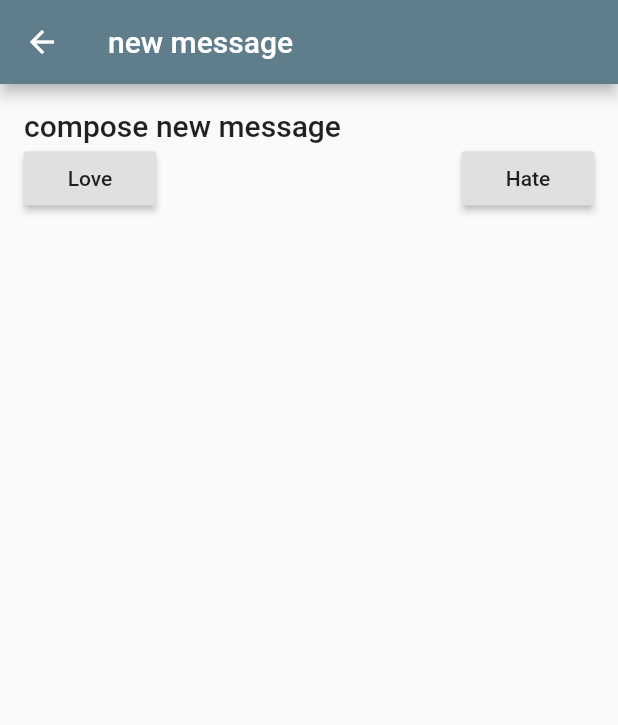
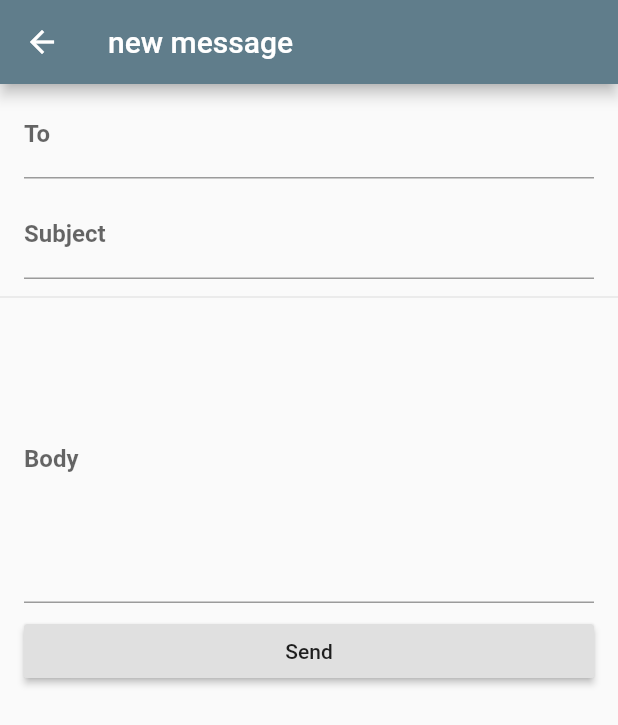
Before and after one commit to rLukes/my_mailclient, a Flutter app: the screen it shows after launch, after a tap on the "add" icon, on a phone screen of 412 x 824 dp. Shown: the top 725 px of the screen. Run offline on Flutter 3.47's test engine with Material 2 defaults, Android fonts, the phone set to English and light mode, and no system bars; generated files the repository leaves out were written again; network calls fail.

Commit message:
added a form to create a new message

```diff
--- a/lib/compose_button.dart
+++ b/lib/compose_button.dart
@@ -1,23 +1,29 @@
 import 'package:flutter/material.dart';
+import 'package:my_mailclient/Message.dart';
 
 import 'message_compose.dart';
 
 class ComposeButton extends StatelessWidget {
+  List<Message> messages;
+  ComposeButton(this.messages);
+
   @override
   Widget build(BuildContext context) {
     return FloatingActionButton(
       backgroundColor: Colors.blueGrey,
       child: Icon(Icons.add),
-      onPressed: () async{
-        String intent = await Navigator.push(context, MaterialPageRoute(builder: (BuildContext ctx) {
+      onPressed: () async {
+        Message newMessage = await Navigator.push(context,
+            MaterialPageRoute(builder: (BuildContext ctx) {
           return MessageCompose();
         }));
-        Scaffold.of(context).showSnackBar(
-          SnackBar(
-            content: Text("Your message has been sent with $intent"),
+        if (newMessage != null) {
+          messages.add(newMessage);
+          Scaffold.of(context).showSnackBar(SnackBar(
+            content: Text("Your message has been sent"),
             backgroundColor: Colors.blueGrey,
-          )
-        );
+          ));
+        }
       },
     );
   }
--- a/lib/message_compose.dart
+++ b/lib/message_compose.dart
@@ -1,38 +1,74 @@
 import 'package:flutter/material.dart';
 
-class MessageCompose extends StatelessWidget {
+import 'Message.dart';
+
+class MessageCompose extends StatefulWidget {
+  @override
+  _MessageComposeState createState() => _MessageComposeState();
+}
+
+class _MessageComposeState extends State<MessageCompose> {
+  String to = "";
+  String subject = "";
+  String body = "";
+
   @override
   Widget build(BuildContext context) {
     return Scaffold(
       appBar: AppBar(
         title: Text("new message"),
       ),
-      body: Container(
-        padding: EdgeInsets.all(16),
+      body: SingleChildScrollView(
         child: Column(
           crossAxisAlignment: CrossAxisAlignment.start,
           children: <Widget>[
-            Text("compose new message", style: Theme.of(context).textTheme.title,),
-            Row(
-              mainAxisAlignment: MainAxisAlignment.spaceBetween,
-              children: <Widget>[
-                RaisedButton(
-                  child: Text("Love"),
-                  onPressed: (){
-                    Navigator.pop(context,"lov");
-                  },
+            ListTile(
+              title: TextField(
+                decoration: InputDecoration(
+                  labelText: 'To',
+                  labelStyle: TextStyle(fontWeight: FontWeight.bold),
                 ),
-                RaisedButton(
-                  child: Text("Hate"),
-                  onPressed: (){
-                    Navigator.pop(context, "hate");
-                  },
-                )
-              ],
+                onChanged: (value) {
+                  to = value;
+                },
+              ),
+            ),
+            ListTile(
+              title: TextField(
+                decoration: InputDecoration(
+                  labelText: 'Subject',
+                  labelStyle: TextStyle(fontWeight: FontWeight.bold),
+                ),
+                onChanged: (value) {
+                  subject = value;
+                },
+              ),
+            ),
+            Divider(),
+            ListTile(
+              title: TextField(
+                decoration: InputDecoration(
+                  labelText: 'Body',
+                  labelStyle: TextStyle(fontWeight: FontWeight.bold),
+                ),
+                maxLines: 8,
+                onChanged: (value) {
+                  body = value;
+                },
+              ),
+            ),
+            ListTile(
+              title: RaisedButton(
+                onPressed: () {
+                 Message newMessage = new Message(subject, body);
+                 Navigator.pop(context, newMessage);
+                },
+                child: Text("Send"),
+              ),
             )
           ],
         ),
-      )
+      ),
     );
   }
 }
--- a/lib/message_list.dart
+++ b/lib/message_list.dart
@@ -12,25 +12,31 @@ class MessageList extends StatefulWidget {
 }
 
 class _MessageListState extends State<MessageList> {
-  Future<List<Message>> messages;
+  Future<List<Message>> future;
+  List<Message> messages;
 
   @override
   void initState() {
-    messages = Message.browse();
     super.initState();
+    fetch();
+  }
+
+  void fetch() async {
+    future = Message.browse();
+    messages = await future;
   }
 
   @override
   Widget build(BuildContext context) {
     return Scaffold(
-      floatingActionButton: ComposeButton(),
+      floatingActionButton: ComposeButton(messages),
       appBar: AppBar(
         title: Text(widget.title),
         actions: <Widget>[
           IconButton(
             icon: Icon(Icons.refresh),
-            onPressed: () {
-              var _messages = Message.browse();
+            onPressed: () async {
+              var _messages = await Message.browse();
               setState(() {
                 messages = _messages;
               });
@@ -39,7 +45,7 @@ class _MessageListState extends State<MessageList> {
         ],
       ),
       body: FutureBuilder(
-          future: messages,
+          future: future,
           builder: (BuildContext context, AsyncSnapshot snapshot) {
             switch (snapshot.connectionState) {
               case ConnectionState.none:
```
